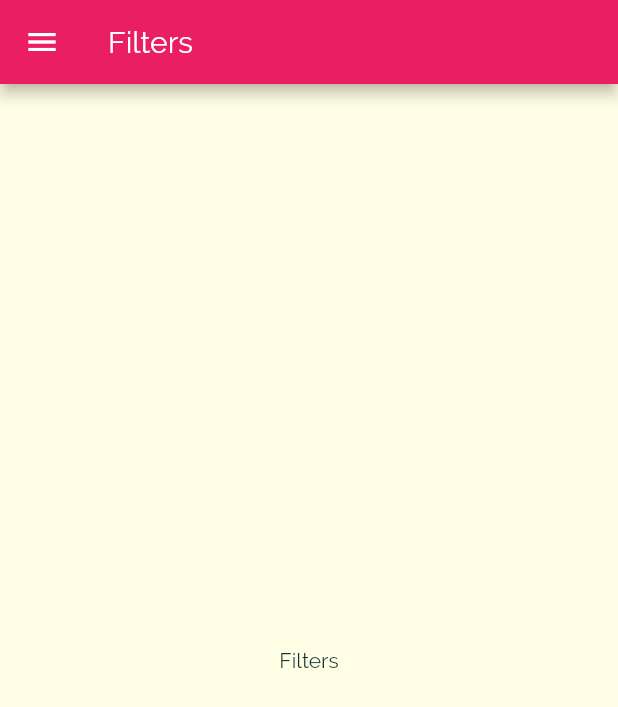
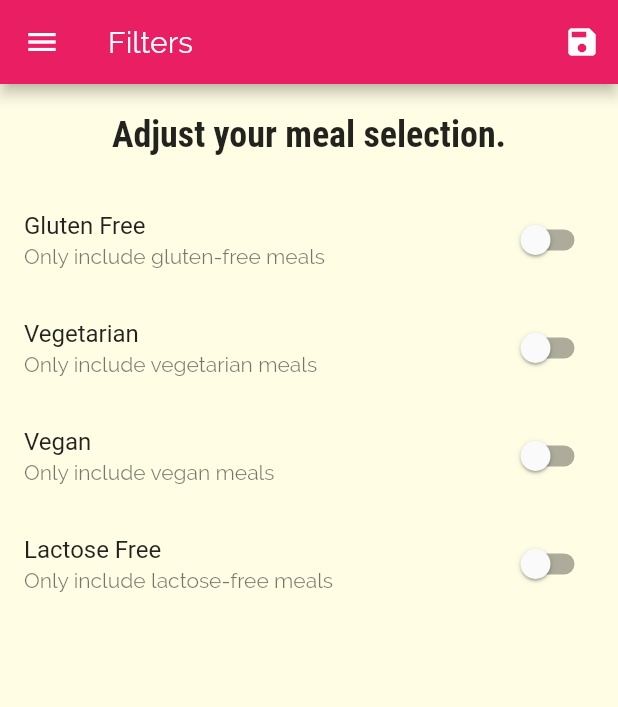
Before and after one commit to Royleong31/Flutter_Cookbook, a Flutter app: the FiltersScreen screen opened by its route, on a phone screen of 412 x 824 dp. Shown: the top 707 px of the screen. Run offline on Flutter 3.47's test engine with Material 2 defaults, Android fonts, the phone set to English and light mode, and no system bars.

Commit message:
finished project

```diff
--- a/lib/components/main_drawer.dart
+++ b/lib/components/main_drawer.dart
@@ -1,7 +1,5 @@
 import 'package:flutter/material.dart';
-import 'package:flutter_cookbook/screen/meals_screen.dart';
 import '../screen/filters_screen.dart';
-import '../screen/meals_screen.dart';
 
 class MainDrawer extends StatelessWidget {
   Widget buildListTile(String title, IconData icon, Function tapHandler) {
--- a/lib/dummy_data.dart
+++ b/lib/dummy_data.dart
@@ -219,7 +219,7 @@ const DUMMY_MEALS = const [
     ],
     isGlutenFree: true,
     isVegan: false,
-    isVegetarian: true,
+    isVegetarian: false,
     isLactoseFree: true,
   ),
   Meal(
--- a/lib/main.dart
+++ b/lib/main.dart
@@ -4,12 +4,64 @@ import 'package:flutter_cookbook/screen/meals_screen.dart';
 import 'package:flutter_cookbook/screen/tabs_screen.dart';
 import 'screen/categories_screen.dart';
 import 'screen/filters_screen.dart';
+import './dummy_data.dart';
+import './models/meal.dart';
 
 void main() {
   runApp(MyApp());
 }
 
-class MyApp extends StatelessWidget {
+class MyApp extends StatefulWidget {
+  @override
+  _MyAppState createState() => _MyAppState();
+}
+
+class _MyAppState extends State<MyApp> {
+  List<Meal> _availableMeals = DUMMY_MEALS;
+  List<Meal> _favouriteMeals = [];
+
+  Map<String, bool> _filters = {
+    'gluten': false,
+    'lactose': false,
+    'vegan': false,
+    'vegetarian': false,
+  };
+
+  void _setFilters(Map<String, bool> filterData) {
+    setState(() {
+      _filters = filterData;
+      print(_filters);
+
+      _availableMeals = DUMMY_MEALS.where((meal) {
+        if (_filters['gluten'] && !meal.isGlutenFree) return false;
+        if (_filters['lactose'] && !meal.isLactoseFree) return false;
+        if (_filters['vegetarian'] && !meal.isVegetarian) return false;
+        if (_filters['vegan'] && !meal.isVegan) return false;
+
+        return true;
+      }).toList();
+    });
+  }
+
+  void toggleFavourite(String mealId) {
+    final existingIndex =
+        _favouriteMeals.indexWhere((meal) => meal.id == mealId);
+
+    setState(() {
+      if (existingIndex >= 0)
+        _favouriteMeals.removeAt(existingIndex);
+      else
+        _favouriteMeals
+            .add(DUMMY_MEALS.firstWhere((meal) => meal.id == mealId));
+    });
+
+    print(_favouriteMeals);
+  }
+
+  bool _isMealFavourite(String id) {
+    return _favouriteMeals.any((meal) => meal.id == id);
+  }
+
   @override
   Widget build(BuildContext context) {
     return MaterialApp(
@@ -31,10 +83,11 @@ class MyApp extends StatelessWidget {
       // home: CategoriesScreen(),
       initialRoute: '/',
       routes: {
-        '/': (ctx) => TabsScreen(),
-        MealDetailScreen.routeName: (ctx) => MealDetailScreen(),
-        MealsScreen.routeName: (ctx) => MealsScreen(),
-        FiltersScreen.routeName: (ctx) => FiltersScreen(),
+        '/': (ctx) => TabsScreen(_favouriteMeals),
+        MealDetailScreen.routeName: (ctx) =>
+            MealDetailScreen(toggleFavourite, _isMealFavourite),
+        MealsScreen.routeName: (ctx) => MealsScreen(_availableMeals),
+        FiltersScreen.routeName: (ctx) => FiltersScreen(_filters, _setFilters),
       },
       onGenerateRoute: (settings) {
         print(settings.arguments);
--- a/lib/screen/categories_screen.dart
+++ b/lib/screen/categories_screen.dart
@@ -1,5 +1,6 @@
 import 'package:flutter/material.dart';
 import '../components/category_Item.dart';
+import '../models/meal.dart';
 import '../dummy_data.dart';
 
 class CategoriesScreen extends StatelessWidget {
--- a/lib/screen/favourites_screen.dart
+++ b/lib/screen/favourites_screen.dart
@@ -1,8 +1,31 @@
 import 'package:flutter/material.dart';
+import '../models/meal.dart';
+import '../components/meal_item.dart';
 
 class FavouritesScreen extends StatelessWidget {
+  final List<Meal> favouriteMeals;
+  FavouritesScreen(this.favouriteMeals);
+
   @override
   Widget build(BuildContext context) {
-    return Center(child: Text('My Favourites'),);
+    return favouriteMeals.isEmpty
+        ? Center(
+            child: Text('No favourites yet! Start adding some!',
+                style: TextStyle(fontSize: 18)),
+          )
+        : ListView(
+            children: favouriteMeals
+                .map(
+                  (meal) => MealItem(
+                    id: meal.id,
+                    title: meal.title,
+                    affordability: meal.affordability,
+                    complexity: meal.complexity,
+                    duration: meal.duration,
+                    imageUrl: meal.imageUrl,
+                  ),
+                )
+                .toList(),
+          );
   }
 }
--- a/lib/screen/filters_screen.dart
+++ b/lib/screen/filters_screen.dart
@@ -1,18 +1,97 @@
 import 'package:flutter/material.dart';
 import 'package:flutter_cookbook/components/main_drawer.dart';
 
-class FiltersScreen extends StatelessWidget {
+class FiltersScreen extends StatefulWidget {
   static const routeName = '/filters-screen';
+  Function saveFilters;
+  Map<String, bool> currentFilters;
+
+  FiltersScreen(this.currentFilters, this.saveFilters);
+
+  @override
+  _FiltersScreenState createState() => _FiltersScreenState();
+}
+
+class _FiltersScreenState extends State<FiltersScreen> {
+  bool _glutenFree = false;
+  bool _vegetarian = false;
+  bool _vegan = false;
+  bool _lactoseFree = false;
+
+  @override
+  initState() {
+    _glutenFree = widget.currentFilters['gluten'];
+    _lactoseFree = widget.currentFilters['lactose'];
+    _vegan = widget.currentFilters['vegan'];
+    _vegetarian = widget.currentFilters['vegetarian'];
+    super.initState();
+  }
+
+  Widget _buildListStyle(
+      String title, String desc, bool currentVal, Function updateVal) {
+    return SwitchListTile(
+      title: Text(title),
+      value: currentVal,
+      subtitle: Text(desc),
+      onChanged: (bool newVal) {
+        setState(() => updateVal(newVal));
+      },
+    );
+  }
 
   @override
   Widget build(BuildContext context) {
     return Scaffold(
       appBar: AppBar(
         title: Text('Filters'),
+        actions: [
+          IconButton(
+            icon: Icon(Icons.save),
+            onPressed: () => widget.saveFilters(
+              {
+                'vegan': _vegan,
+                'vegetarian': _vegetarian,
+                'gluten': _glutenFree,
+                'lactose': _lactoseFree,
+              },
+            ),
+          ),
+        ],
       ),
       drawer: MainDrawer(),
-      body: Center(
-        child: Text('Filters'),
+      body: Column(
+        children: [
+          Container(
+            padding: EdgeInsets.all(20),
+            child: Text(
+              'Adjust your meal selection.',
+              style: Theme.of(context).textTheme.headline6,
+            ),
+          ),
+          Expanded(
+              child: ListView(
+            children: [
+              _buildListStyle(
+                  'Gluten Free', 'Only include gluten-free meals', _glutenFree,
+                  (newVal) {
+                _glutenFree = newVal;
+              }),
+              _buildListStyle(
+                  'Vegetarian', 'Only include vegetarian meals', _vegetarian,
+                  (newVal) {
+                _vegetarian = newVal;
+              }),
+              _buildListStyle('Vegan', 'Only include vegan meals', _vegan,
+                  (newVal) {
+                _vegan = newVal;
+              }),
+              _buildListStyle('Lactose Free', 'Only include lactose-free meals',
+                  _lactoseFree, (newVal) {
+                _lactoseFree = newVal;
+              }),
+            ],
+          ))
+        ],
       ),
     );
   }
--- a/lib/screen/meals_screen.dart
+++ b/lib/screen/meals_screen.dart
@@ -5,9 +5,9 @@ import '../models/meal.dart';
 
 class MealsScreen extends StatefulWidget {
   static const routeName = '/meals';
-  final String categoryId;
-  final String categoryTitle;
-  MealsScreen({this.categoryId, this.categoryTitle});
+  final List<Meal> availableMeals;
+
+  MealsScreen(this.availableMeals);
 
   @override
   _MealsScreenState createState() => _MealsScreenState();
@@ -30,7 +30,7 @@ class _MealsScreenState extends State<MealsScreen> {
           ModalRoute.of(context).settings.arguments as Map<String, String>;
       categoryTitle = routeArgs['title'];
       final categoryId = routeArgs['id'];
-      displayedMeals = DUMMY_MEALS.where((meal) {
+      displayedMeals = widget.availableMeals.where((meal) {
         return meal.categories.contains(categoryId);
       }).toList();
       _loadedInitData = true;
```
Also changed, not shown: lib/screen/meal_detail_screen.dart (+9 -2 lines), lib/screen/tabs_screen.dart (+14 -5 lines).
